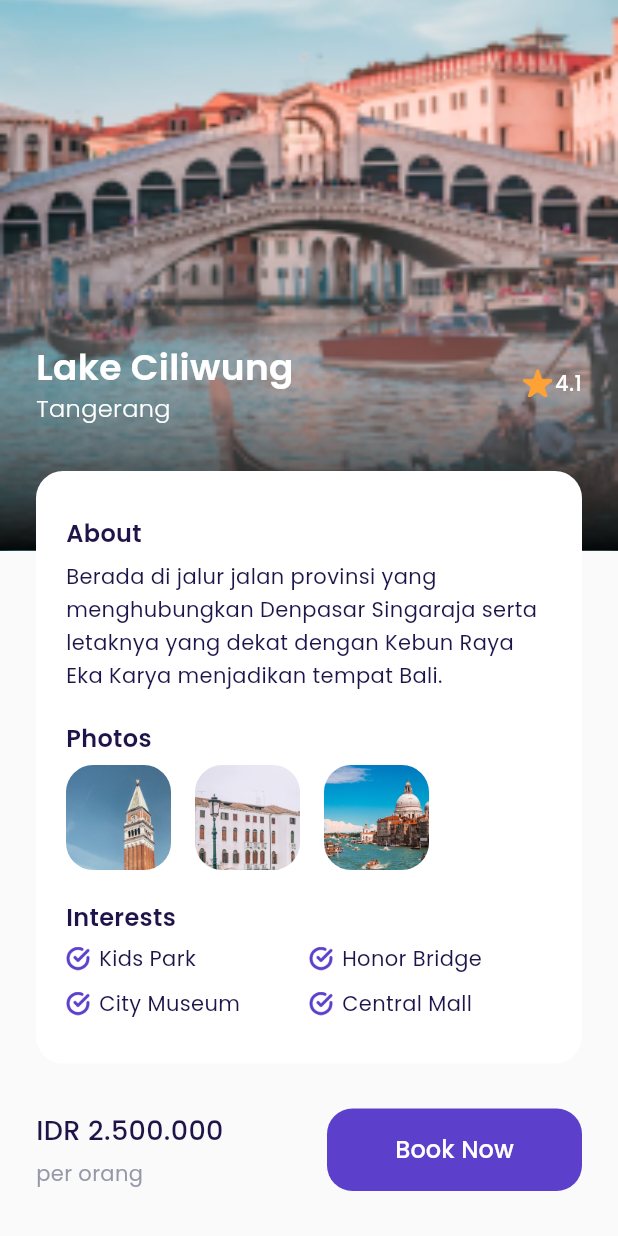
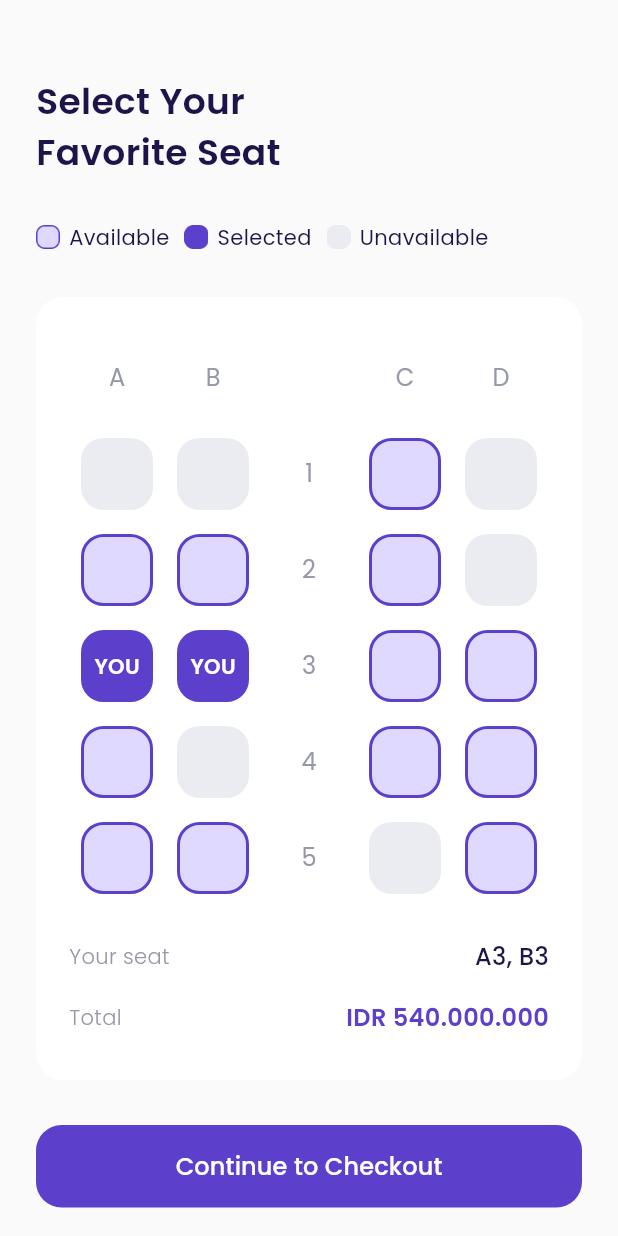
Before and after one commit to acepnurmansidik/M-airplane, a Flutter app: the DetailPage screen opened directly, scrolled down 83 dp, after a tap on "Book Now", on a phone screen of 412 x 824 dp. Run offline on Flutter 3.47's test engine with Material 3 defaults, Android fonts, the phone set to English and light mode, and no system bars; our stand-ins replace google_fonts.

Commit message:
choose seat page

```diff
--- /dev/null
+++ b/lib/page/choose_seat_page.dart
@@ -0,0 +1,355 @@
+import 'package:airplane/theme.dart';
+import 'package:airplane/widgets/custom_buttom.dart';
+import 'package:airplane/widgets/seat_item.dart';
+import 'package:flutter/material.dart';
+import 'package:flutter/widgets.dart';
+
+class ChooseSeatPage extends StatelessWidget {
+  const ChooseSeatPage({super.key});
+
+  @override
+  Widget build(BuildContext context) {
+    Widget title() {
+      return Container(
+        margin: EdgeInsets.only(top: 50),
+        child: Text(
+          'Select Your \nFavorite Seat',
+          style: blackTextStyle.copyWith(fontSize: 24, fontWeight: semibold),
+        ),
+      );
+    }
+
+    Widget seatStatus() {
+      return Container(
+        margin: EdgeInsets.only(top: 30),
+        child: Row(
+          children: [
+            // NOTE: AVAILABLE
+            Container(
+              height: 16,
+              width: 16,
+              margin: EdgeInsets.only(right: 6),
+              decoration: BoxDecoration(
+                  image: DecorationImage(
+                      fit: BoxFit.cover,
+                      image: AssetImage('assets/icon_available.png'))),
+            ),
+            Text(
+              'Available',
+              style: blackTextStyle,
+            ),
+
+            // NOTE: SELECTED
+            Container(
+              height: 16,
+              width: 16,
+              margin: EdgeInsets.only(right: 6, left: 10),
+              decoration: BoxDecoration(
+                  image: DecorationImage(
+                      fit: BoxFit.cover,
+                      image: AssetImage('assets/icon_select.png'))),
+            ),
+            Text(
+              'Selected',
+              style: blackTextStyle,
+            ),
+
+            // NOTE: UNAVAILABLE
+            Container(
+              height: 16,
+              width: 16,
+              margin: EdgeInsets.only(right: 6, left: 10),
+              decoration: BoxDecoration(
+                  image: DecorationImage(
+                      fit: BoxFit.cover,
+                      image: AssetImage('assets/icon_unavailable.png'))),
+            ),
+            Text(
+              'Unavailable',
+              style: blackTextStyle,
+            ),
+          ],
+        ),
+      );
+    }
+
+    Widget selectSeat() {
+      return Container(
+        width: double.infinity,
+        margin: EdgeInsets.only(top: 30),
+        padding: EdgeInsets.symmetric(horizontal: 22, vertical: 30),
+        decoration: BoxDecoration(
+            borderRadius: BorderRadius.circular(18), color: kWhiteColor),
+        child: Column(
+          children: [
+            // NOTE:SEAT INDICATOR
+            Row(
+              mainAxisAlignment: MainAxisAlignment.spaceAround,
+              children: [
+                Container(
+                    width: 48,
+                    height: 48,
+                    child: Center(
+                      child: Text(
+                        'A',
+                        style: greyTextStyle.copyWith(fontSize: 16),
+                      ),
+                    )),
+                Container(
+                    width: 48,
+                    height: 48,
+                    child: Center(
+                      child: Text(
+                        'B',
+                        style: greyTextStyle.copyWith(fontSize: 16),
+                      ),
+                    )),
+                Container(
+                    width: 48,
+                    height: 48,
+                    child: Center(
+                      child: Text(
+                        '',
+                        style: greyTextStyle.copyWith(fontSize: 16),
+                      ),
+                    )),
+                Container(
+                    width: 48,
+                    height: 48,
+                    child: Center(
+                      child: Text(
+                        'C',
+                        style: greyTextStyle.copyWith(fontSize: 16),
+                      ),
+                    )),
+                Container(
+                    width: 48,
+                    height: 48,
+                    child: Center(
+                      child: Text(
+                        'D',
+                        style: greyTextStyle.copyWith(fontSize: 16),
+                      ),
+                    )),
+              ],
+            ),
+
+            // NOTE: SEAT 1
+            Container(
+              margin: EdgeInsets.only(top: 16),
+              child: Row(
+                mainAxisAlignment: MainAxisAlignment.spaceAround,
+                children: [
+                  SeatItem(
+                    status: 2,
+                  ),
+                  SeatItem(
+                    status: 2,
+                  ),
+                  Container(
+                    height: 48,
+                    width: 48,
+                    child: Center(
+                      child: Text(
+                        '1',
+                        style: greyTextStyle.copyWith(fontSize: 16),
+                      ),
+                    ),
+                  ),
+                  SeatItem(
+                    status: 0,
+                  ),
+                  SeatItem(
+                    status: 2,
+                  ),
+                ],
+              ),
+            ),
+
+            // NOTE: SEAT 2
+            Container(
+              margin: EdgeInsets.only(top: 16),
+              child: Row(
+                mainAxisAlignment: MainAxisAlignment.spaceAround,
+                children: [
+                  SeatItem(
+                    status: 0,
+                  ),
+                  SeatItem(
+                    status: 0,
+                  ),
+                  Container(
+                    height: 48,
+                    width: 48,
+                    child: Center(
+                      child: Text(
+                        '2',
+                        style: greyTextStyle.copyWith(fontSize: 16),
+                      ),
+                    ),
+                  ),
+                  SeatItem(
+                    status: 0,
+                  ),
+                  SeatItem(
+                    status: 2,
+                  ),
+                ],
+              ),
+            ),
+
+            // NOTE: SEAT 3
+            Container(
+              margin: EdgeInsets.only(top: 16),
+              child: Row(
+                mainAxisAlignment: MainAxisAlignment.spaceAround,
+                children: [
+                  SeatItem(
+                    status: 1,
+                  ),
+                  SeatItem(
+                    status: 1,
+                  ),
+                  Container(
+                    height: 48,
+                    width: 48,
+                    child: Center(
+                      child: Text(
+                        '3',
+                        style: greyTextStyle.copyWith(fontSize: 16),
+                      ),
+                    ),
+                  ),
+                  SeatItem(
+                    status: 0,
+                  ),
+                  SeatItem(
+                    status: 0,
+                  ),
+                ],
+              ),
+            ),
+
+            // NOTE: SEAT 4
+            Container(
+              margin: EdgeInsets.only(top: 16),
+              child: Row(
+                mainAxisAlignment: MainAxisAlignment.spaceAround,
+                children: [
+                  SeatItem(
+                    status: 0,
+                  ),
+                  SeatItem(
+                    status: 2,
+                  ),
+                  Container(
+                    height: 48,
+                    width: 48,
+                    child: Center(
+                      child: Text(
+                        '4',
+                        style: greyTextStyle.copyWith(fontSize: 16),
+                      ),
+                    ),
+                  ),
+                  SeatItem(
+                    status: 0,
+                  ),
+                  SeatItem(
+                    status: 0,
+                  ),
+                ],
+              ),
+            ),
+
+            // NOTE: SEAT 5
+            Container(
+              margin: EdgeInsets.only(top: 16),
+              child: Row(
+                mainAxisAlignment: MainAxisAlignment.spaceAround,
+                children: [
+                  SeatItem(
+                    status: 0,
+                  ),
+                  SeatItem(
+                    status: 0,
+                  ),
+                  Container(
+                    height: 48,
+                    width: 48,
+                    child: Center(
+                      child: Text(
+                        '5',
+                        style: greyTextStyle.copyWith(fontSize: 16),
+                      ),
+                    ),
+                  ),
+                  SeatItem(
+                    status: 2,
+                  ),
+                  SeatItem(
+                    status: 0,
+                  ),
+                ],
+              ),
+            ),
+
+            // NOTE: YOUR SEAT
+            Container(
+              margin: EdgeInsets.only(top: 30),
+              child: Row(
+                mainAxisAlignment: MainAxisAlignment.spaceBetween,
+                children: [
+                  Text(
+                    'Your seat',
+                    style: greyTextStyle.copyWith(fontWeight: light),
+                  ),
+                  Text(
+                    'A3, B3',
+                    style: blackTextStyle.copyWith(
+                        fontWeight: medium, fontSize: 16),
+                  ),
+                ],
+              ),
+            ),
+
+            // NOTE: TOTAL PRICE
+            Container(
+              margin: EdgeInsets.only(top: 18),
+              child: Row(
+                mainAxisAlignment: MainAxisAlignment.spaceBetween,
+                children: [
+                  Text(
+                    'Total',
+                    style: greyTextStyle.copyWith(fontWeight: light),
+                  ),
+                  Text(
+                    'IDR 540.000.000',
+                    style: purpleTextStyle.copyWith(
+                        fontWeight: semibold, fontSize: 16),
+                  ),
+                ],
+              ),
+            ),
+          ],
+        ),
+      );
+    }
+
+    Widget checkoutbButton() {
+      return CustomButtom(
+        title: 'Continue to Checkout',
+        onPressed: () {},
+        margin: EdgeInsets.only(top: 30, bottom: 40),
+      );
+    }
+
+    return Scaffold(
+      backgroundColor: kBackgroundColor,
+      body: ListView(
+        padding: EdgeInsets.symmetric(horizontal: defaultMargin),
+        children: [title(), seatStatus(), selectSeat(), checkoutbButton()],
+      ),
+    );
+  }
+}
--- a/lib/page/detail_page.dart
+++ b/lib/page/detail_page.dart
@@ -1,3 +1,4 @@
+import 'package:airplane/page/choose_seat_page.dart';
 import 'package:airplane/theme.dart';
 import 'package:airplane/widgets/custom_buttom.dart';
 import 'package:airplane/widgets/interest_item.dart';
@@ -204,7 +205,12 @@ class DetailPage extends StatelessWidget {
                   ),
                   CustomButtom(
                     title: 'Book Now',
-                    onPressed: () {},
+                    onPressed: () {
+                      Navigator.push(
+                          context,
+                          MaterialPageRoute(
+                              builder: (context) => ChooseSeatPage()));
+                    },
                     width: 170,
                   )
                 ],
--- a/lib/theme.dart
+++ b/lib/theme.dart
@@ -13,6 +13,8 @@ Color kRedColor = Color(0xffEB70A5);
 Color kBackgroundColor = Color(0xffFAFAFA);
 Color kInactiveColor = Color(0xffDBD7EC);
 Color kTransparantColor = Colors.transparent;
+Color kUnavailabaleColor = Color(0xffEBECF1);
+Color kAvailabaleColor = Color(0xffE0D9FF);
 
 TextStyle blackTextStyle = GoogleFonts.poppins(color: kBlackColor);
 TextStyle whiteTextStyle = GoogleFonts.poppins(color: kWhiteColor);
--- /dev/null
+++ b/lib/widgets/seat_item.dart
@@ -0,0 +1,61 @@
+import 'package:airplane/theme.dart';
+import 'package:flutter/material.dart';
+
+class SeatItem extends StatelessWidget {
+  // NOTE: 0 => Available, 1 => Selected, 2 => Unavailable
+  final int status;
+  const SeatItem({super.key, required this.status});
+
+  @override
+  Widget build(BuildContext context) {
+    backgroundColor() {
+      switch (status) {
+        case 0:
+          return kAvailabaleColor;
+        case 1:
+          return kPrimaryColor;
+        case 2:
+          return kUnavailabaleColor;
+        default:
+          return kUnavailabaleColor;
+      }
+    }
+
+    borderColor() {
+      switch (status) {
+        case 0:
+          return kPrimaryColor;
+        case 1:
+          return kPrimaryColor;
+        case 2:
+          return kUnavailabaleColor;
+        default:
+          return kUnavailabaleColor;
+      }
+    }
+
+    child() {
+      switch (status) {
+        case 1:
+          return Center(
+            child: Text(
+              'YOU',
+              style: whiteTextStyle.copyWith(fontWeight: semibold),
+            ),
+          );
+        default:
+          return SizedBox();
+      }
+    }
+
+    return Container(
+      height: 48,
+      width: 48,
+      decoration: BoxDecoration(
+          border: Border.all(color: borderColor(), width: 2),
+          color: backgroundColor(),
+          borderRadius: BorderRadius.circular(15)),
+      child: child(),
+    );
+  }
+}
```
